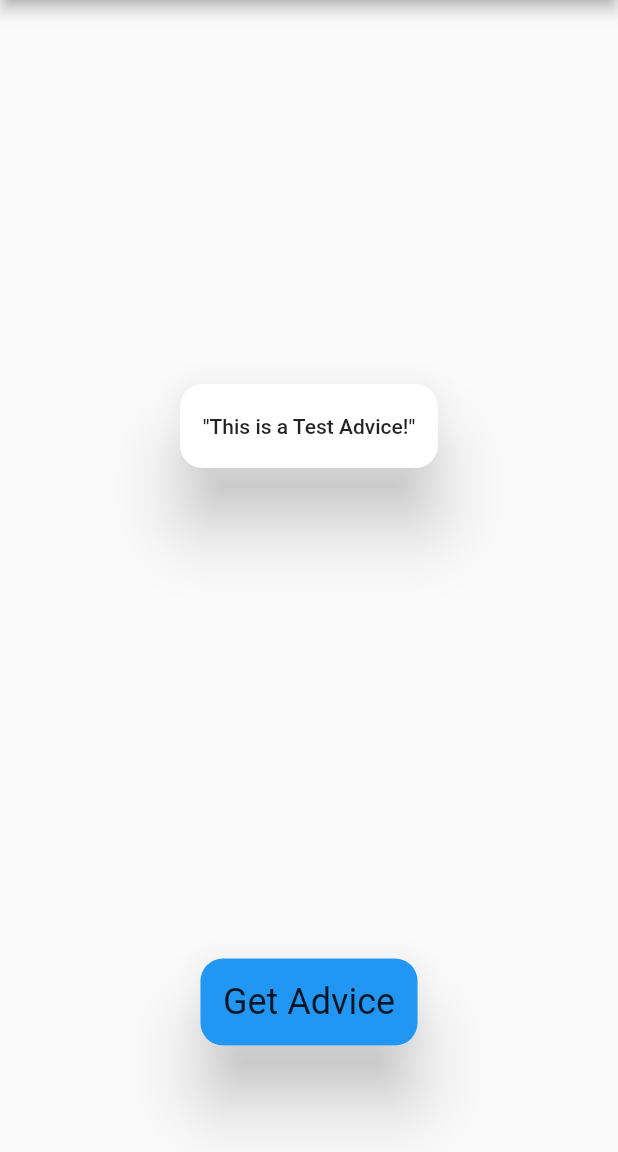
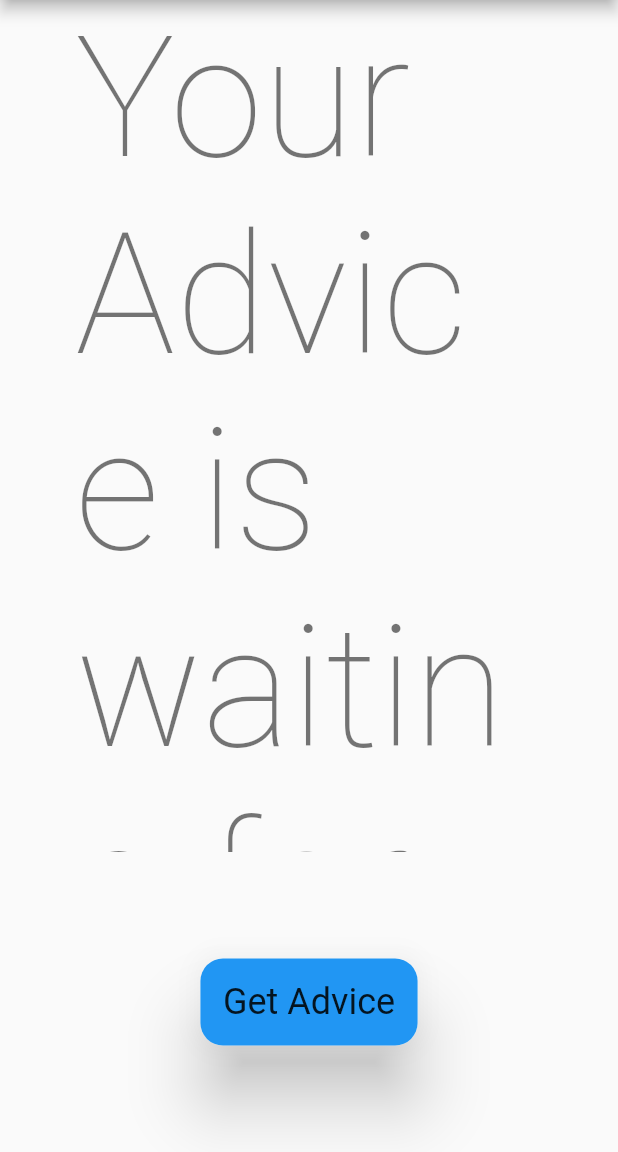
Before and after one commit to tkdamian/adviser, a Flutter app: the screen it shows after launch, on a phone screen of 412 x 824 dp, the part 84-1236 px from its top. Run offline on Flutter 3.47's test engine with Material 2 defaults, Android fonts, the phone set to English and light mode, and no system bars; our stand-ins replace bloc, flutter_bloc.

Commit message:
add presentation application bloc

```diff
--- a/lib/main.dart
+++ b/lib/main.dart
@@ -1,6 +1,8 @@
+import 'package:adviser/presentation/application/bloc/advice_bloc.dart';
 import 'package:adviser/presentation/pages/adviser_page.dart';
 import 'package:adviser/theme.dart';
 import 'package:flutter/material.dart';
+import 'package:flutter_bloc/flutter_bloc.dart';
 
 void main() {
   runApp(const MyApp());
@@ -16,7 +18,10 @@ class MyApp extends StatelessWidget {
       theme: AppTheme.lightTheme,
       darkTheme: AppTheme.darkTheme,
       themeMode: ThemeMode.dark,
-      home: const AdviserPage(),
+      home: BlocProvider(
+        create: (context) => AdviceBloc(),
+        child: const AdviserPage(),
+      ),
     );
   }
 }
--- /dev/null
+++ b/lib/presentation/application/bloc/advice_event.dart
@@ -0,0 +1,6 @@
+part of 'advice_bloc.dart';
+
+@immutable
+sealed class AdviceEvent {}
+
+class AdviceRequestEvent extends AdviceEvent {}
--- /dev/null
+++ b/lib/presentation/application/bloc/advice_state.dart
@@ -0,0 +1,18 @@
+part of 'advice_bloc.dart';
+
+@immutable
+sealed class AdviceState {}
+
+final class AdviceInitial extends AdviceState {}
+
+final class AdviceStateLoading extends AdviceState {}
+
+final class AdviceStateLoaded extends AdviceState {
+  final String advice;
+  AdviceStateLoaded({required this.advice});
+}
+
+final class AdviceStateError extends AdviceState {
+  final String message;
+  AdviceStateError({required this.message});
+}
--- a/lib/presentation/pages/adviser_page.dart
+++ b/lib/presentation/pages/adviser_page.dart
@@ -1,12 +1,16 @@
+import 'package:adviser/presentation/application/bloc/advice_bloc.dart';
 import 'package:adviser/presentation/widgets/advice_field.dart';
 import 'package:adviser/presentation/widgets/custom_button.dart';
+import 'package:adviser/presentation/widgets/error_message.dart';
 import 'package:flutter/material.dart';
+import 'package:flutter_bloc/flutter_bloc.dart';
 
 class AdviserPage extends StatelessWidget {
   const AdviserPage({super.key});
 
   @override
   Widget build(BuildContext context) {
+    final themeData = Theme.of(context);
     return Scaffold(
         appBar: AppBar(
           title: const Text("Adviser"),
@@ -16,17 +20,38 @@ class AdviserPage extends StatelessWidget {
             padding: const EdgeInsets.symmetric(horizontal: 50),
             child: Column(
               children: [
-                const Expanded(
+                Expanded(
                     child: Center(
-                        child: AdviceField(
-                  advice: "This is a Test Advice!",
-                ))),
+                  child: BlocBuilder<AdviceBloc, AdviceState>(
+                    bloc: BlocProvider.of<AdviceBloc>(context),
+                    builder: (context, adviceState) {
+                      if (adviceState is AdviceInitial) {
+                        return Text('Your Advice is waiting for you!',
+                            style: themeData.textTheme.displayLarge);
+                      } else if (adviceState is AdviceStateLoading) {
+                        return CircularProgressIndicator(
+                          color: themeData.colorScheme.secondary,
+                        );
+                      } else if (adviceState is AdviceStateLoaded) {
+                        return AdviceField(
+                          advice: adviceState.advice,
+                        );
+                      } else if (adviceState is AdviceStateError) {
+                        return ErrorMessage(
+                          message: adviceState.message,
+                        );
+                      }
+                      return const Placeholder();
+                    },
+                  ),
+                )),
                 SizedBox(
                   height: 200,
                   child: Center(
                     child: CustomButton(
                       onPressed: () {
-                        print("button pressed");
+                        BlocProvider.of<AdviceBloc>(context)
+                            .add(AdviceRequestEvent());
                       },
                     ),
                   ),
--- a/lib/presentation/widgets/error_message.dart
+++ b/lib/presentation/widgets/error_message.dart
@@ -1,7 +1,8 @@
 import 'package:flutter/material.dart';
 
 class ErrorMessage extends StatelessWidget {
-  const ErrorMessage({super.key});
+  final String message;
+  const ErrorMessage({super.key, required this.message});
 
   @override
   Widget build(BuildContext context) {
--- a/pubspec.yaml
+++ b/pubspec.yaml
@@ -35,6 +35,8 @@ dependencies:
   # The following adds the Cupertino Icons font to your application.
   # Use with the CupertinoIcons class for iOS style icons.
   cupertino_icons: ^1.0.2
+  bloc: ^8.1.2
+  flutter_bloc: ^8.1.3
 
 dev_dependencies:
   flutter_test:
```
Also changed, not shown: lib/presentation/application/bloc/advice_bloc.dart (added, +19 -0 lines), pubspec.lock.
